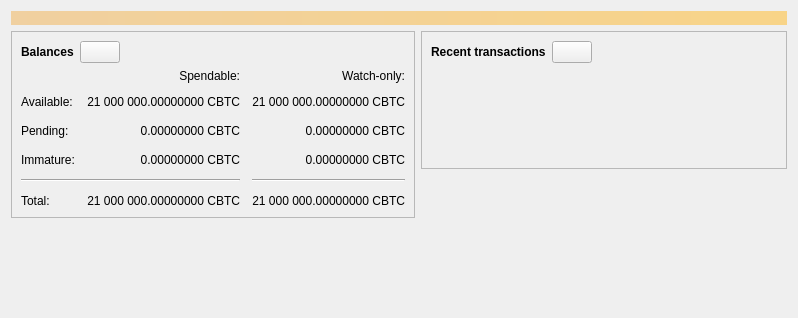
First picture: the form in src/qt/forms/overviewpage.ui, repository AnduroHackathon/coordinate-node, before the edit.
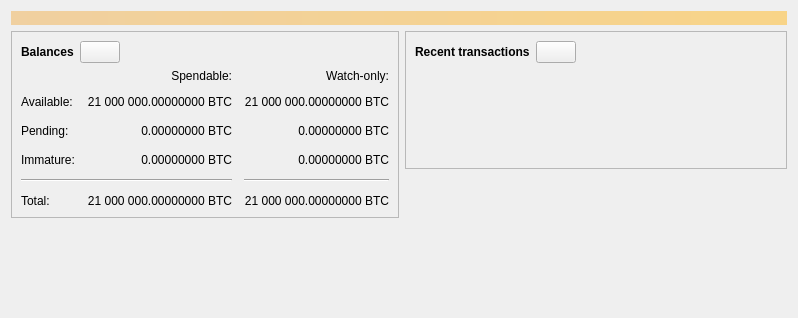
Second picture: the form after the edit. Icons and pictures are not drawn. Custom widgets are drawn as their Qt base class.

What changed in the file:
```diff
--- a/src/qt/forms/overviewpage.ui
+++ b/src/qt/forms/overviewpage.ui
@@ -120,7 +120,7 @@
                <string>Unconfirmed transactions to watch-only addresses</string>
               </property>
               <property name="text">
-               <string notr="true">0.00000000 CBTC</string>
+               <string notr="true">0.00000000 BTC</string>
               </property>
               <property name="alignment">
                <set>Qt::AlignRight|Qt::AlignTrailing|Qt::AlignVCenter</set>
@@ -139,7 +139,7 @@
                <string>Total of transactions that have yet to be confirmed, and do not yet count toward the spendable balance</string>
               </property>
               <property name="text">
-               <string notr="true">0.00000000 CBTC</string>
+               <string notr="true">0.00000000 BTC</string>
               </property>
               <property name="alignment">
                <set>Qt::AlignRight|Qt::AlignTrailing|Qt::AlignVCenter</set>
@@ -158,7 +158,7 @@
                <string>Mined balance in watch-only addresses that has not yet matured</string>
               </property>
               <property name="text">
-               <string notr="true">0.00000000 CBTC</string>
+               <string notr="true">0.00000000 BTC</string>
               </property>
               <property name="alignment">
                <set>Qt::AlignRight|Qt::AlignTrailing|Qt::AlignVCenter</set>
@@ -210,7 +210,7 @@
                <string>Mined balance that has not yet matured</string>
               </property>
               <property name="text">
-               <string notr="true">0.00000000 CBTC</string>
+               <string notr="true">0.00000000 BTC</string>
               </property>
               <property name="alignment">
                <set>Qt::AlignRight|Qt::AlignTrailing|Qt::AlignVCenter</set>
@@ -249,7 +249,7 @@
                <string>Your current total balance</string>
               </property>
               <property name="text">
-               <string notr="true">21 000 000.00000000 CBTC</string>
+               <string notr="true">21 000 000.00000000 BTC</string>
               </property>
               <property name="alignment">
                <set>Qt::AlignRight|Qt::AlignTrailing|Qt::AlignVCenter</set>
@@ -268,7 +268,7 @@
                <string>Current total balance in watch-only addresses</string>
               </property>
               <property name="text">
-               <string notr="true">21 000 000.00000000 CBTC</string>
+               <string notr="true">21 000 000.00000000 BTC</string>
               </property>
               <property name="alignment">
                <set>Qt::AlignRight|Qt::AlignTrailing|Qt::AlignVCenter</set>
@@ -304,7 +304,7 @@
                <string>Your current spendable balance</string>
               </property>
               <property name="text">
-               <string notr="true">21 000 000.00000000 CBTC</string>
+               <string notr="true">21 000 000.00000000 BTC</string>
               </property>
               <property name="alignment">
                <set>Qt::AlignRight|Qt::AlignTrailing|Qt::AlignVCenter</set>
@@ -323,7 +323,7 @@
                <string>Your current balance in watch-only addresses</string>
               </property>
               <property name="text">
-               <string notr="true">21 000 000.00000000 CBTC</string>
+               <string notr="true">21 000 000.00000000 BTC</string>
               </property>
               <property name="alignment">
                <set>Qt::AlignRight|Qt::AlignTrailing|Qt::AlignVCenter</set>
```
